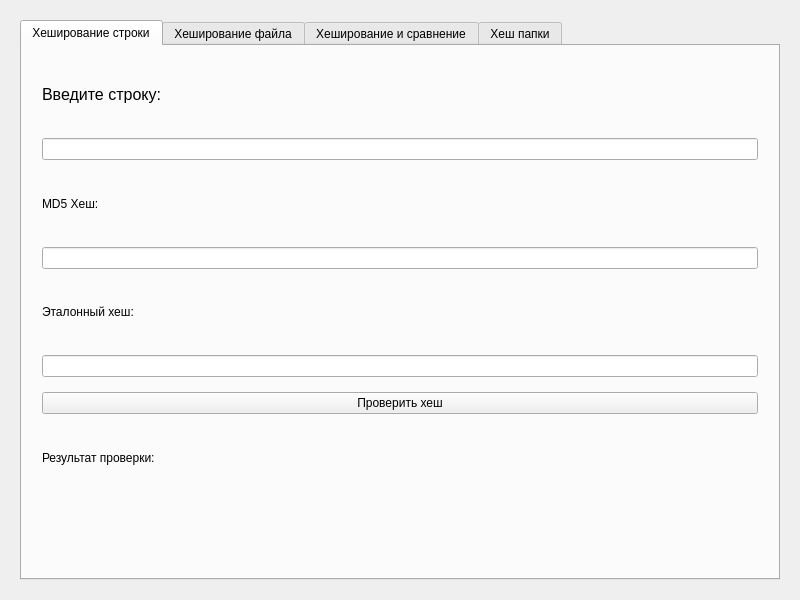
hzhexee/md5hashing, file md5_hasher_gui.ui: the form before one commit.
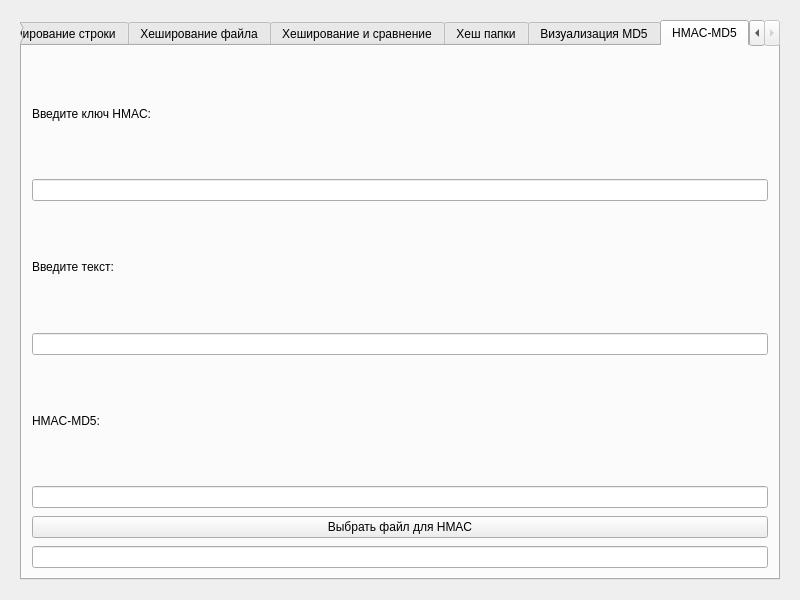
The form after the commit. The open tabs and pages were chosen to show the change.

What changed in the file:
```diff
--- a/md5_hasher_gui.ui
+++ b/md5_hasher_gui.ui
@@ -282,6 +282,118 @@
        </item>
       </layout>
      </widget>
+     <widget class="QWidget" name="tab5">
+      <attribute name="title">
+       <string>Визуализация MD5</string>
+      </attribute>
+      <layout class="QVBoxLayout" name="tab5_layout">
+       <property name="spacing">
+        <number>15</number>
+       </property>
+       <property name="margin">
+        <number>20</number>
+       </property>
+       <item>
+        <widget class="QLabel" name="viz_input_label">
+         <property name="text">
+          <string>Введите строку для визуализации:</string>
+         </property>
+        </widget>
+       </item>
+       <item>
+        <widget class="QLineEdit" name="viz_input"/>
+       </item>
+       <item>
+        <layout class="QHBoxLayout" name="viz_buttons_layout">
+         <item>
+          <widget class="QPushButton" name="viz_start_button">
+           <property name="text">
+            <string>Начать</string>
+           </property>
+          </widget>
+         </item>
+         <item>
+          <widget class="QPushButton" name="viz_next_button">
+           <property name="enabled">
+            <bool>false</bool>
+           </property>
+           <property name="text">
+            <string>Следующий шаг</string>
+           </property>
+          </widget>
+         </item>
+        </layout>
+       </item>
+       <item>
+        <widget class="QTextEdit" name="viz_output">
+         <property name="readOnly">
+          <bool>true</bool>
+         </property>
+        </widget>
+       </item>
+      </layout>
+     </widget>
+     <widget class="QWidget" name="tab6">
+      <attribute name="title">
+       <string>HMAC-MD5</string>
+      </attribute>
+      <layout class="QVBoxLayout" name="tab6_layout">
+       <property name="spacing">
+        <number>8</number>
+       </property>
+       <property name="margin">
+        <number>10</number>
+       </property>
+       <item>
+        <widget class="QLabel" name="hmac_key_label">
+         <property name="text">
+          <string>Введите ключ HMAC:</string>
+         </property>
+        </widget>
+       </item>
+       <item>
+        <widget class="QLineEdit" name="hmac_key"/>
+       </item>
+       <item>
+        <widget class="QLabel" name="hmac_input_label">
+         <property name="text">
+          <string>Введите текст:</string>
+         </property>
+        </widget>
+       </item>
+       <item>
+        <widget class="QLineEdit" name="hmac_input"/>
+       </item>
+       <item>
+        <widget class="QLabel" name="hmac_output_label">
+         <property name="text">
+          <string>HMAC-MD5:</string>
+         </property>
+        </widget>
+       </item>
+       <item>
+        <widget class="QLineEdit" name="hmac_output">
+         <property name="readOnly">
+          <bool>true</bool>
+         </property>
+        </widget>
+       </item>
+       <item>
+        <widget class="QPushButton" name="hmac_file_button">
+         <property name="text">
+          <string>Выбрать файл для HMAC</string>
+         </property>
+        </widget>
+       </item>
+       <item>
+        <widget class="QLineEdit" name="hmac_output_file">
+         <property name="readOnly">
+          <bool>true</bool>
+         </property>
+        </widget>
+       </item>
+      </layout>
+     </widget>
     </widget>
    </item>
   </layout>
```
